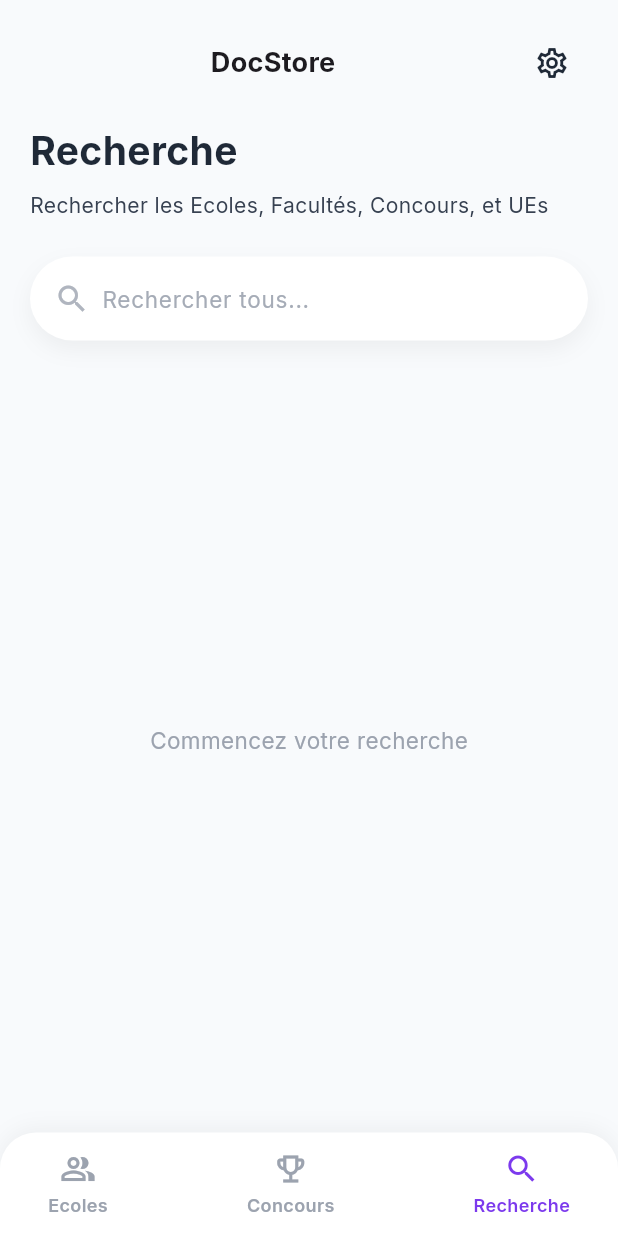
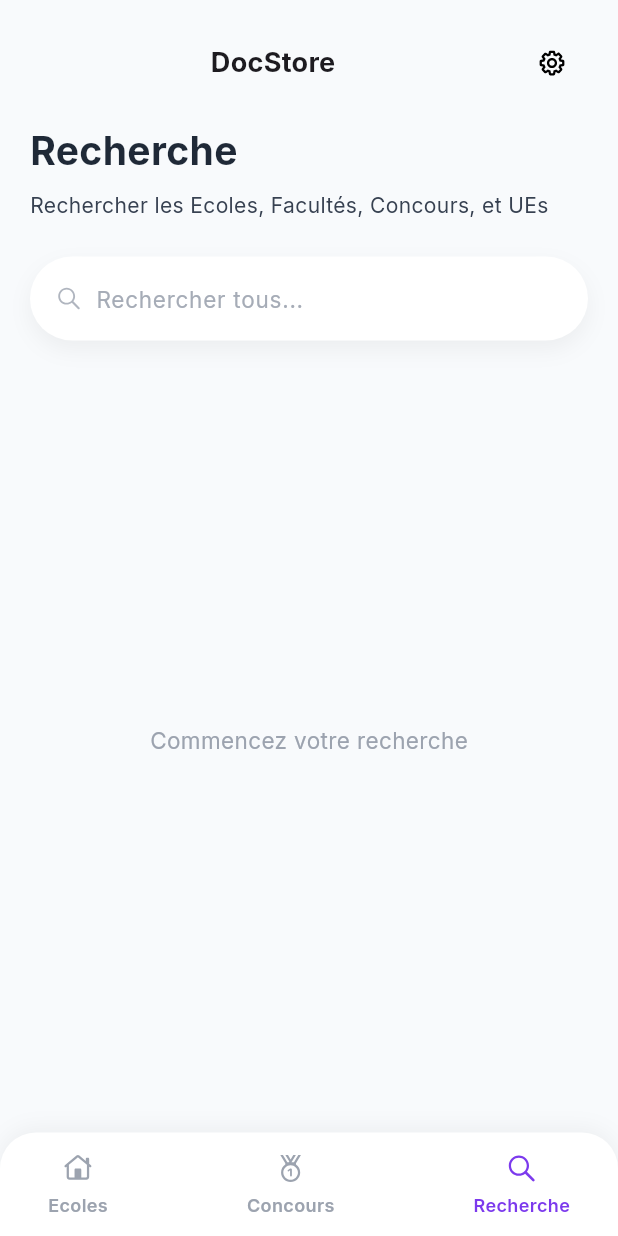
Before and after one commit to Rahim10020/docstore, a Flutter app: the screen it shows after launch, item 3 of the bottom bar chosen, on a phone screen of 412 x 824 dp. Run offline on Flutter 3.47's test engine with Material 3 defaults, Android fonts, the phone set to English and light mode, and no system bars; our stand-ins replace appwrite, flutter_riverpod, flutter_svg, google_fonts, logger; missing offline and left inert: flutter_cached_pdfview; network calls fail.

Commit message:
changement d'icones

```diff
--- a/lib/ui/widgets/bottom_nav_bar.dart
+++ b/lib/ui/widgets/bottom_nav_bar.dart
@@ -1,4 +1,5 @@
 import 'package:flutter/material.dart';
+import 'package:flutter_svg/flutter_svg.dart';
 import '../../core/theme.dart';
 
 class DocStoreBottomNavBar extends StatelessWidget {
@@ -33,19 +34,31 @@ class DocStoreBottomNavBar extends StatelessWidget {
         mainAxisAlignment: MainAxisAlignment.spaceBetween,
         children: [
           _NavItem(
-            icon: Icons.people_alt_outlined,
+            iconWidget: SvgPicture.asset(
+              'assets/icons/ecoles.svg',
+              width: 24,
+              height: 24,
+            ),
             label: 'Ecoles',
             isActive: currentIndex == 0,
             onTap: () => onItemSelected(0),
           ),
           _NavItem(
-            icon: Icons.emoji_events_outlined,
+            iconWidget: SvgPicture.asset(
+              'assets/icons/concours.svg',
+              width: 24,
+              height: 24,
+            ),
             label: 'Concours',
             isActive: currentIndex == 1,
             onTap: () => onItemSelected(1),
           ),
           _NavItem(
-            icon: Icons.search,
+            iconWidget: SvgPicture.asset(
+              'assets/icons/search.svg',
+              width: 24,
+              height: 24,
+            ),
             label: 'Recherche',
             isActive: currentIndex == 2,
             onTap: () => onItemSelected(2),
@@ -57,13 +70,13 @@ class DocStoreBottomNavBar extends StatelessWidget {
 }
 
 class _NavItem extends StatelessWidget {
-  final IconData icon;
+  final Widget iconWidget;
   final String label;
   final bool isActive;
   final VoidCallback onTap;
 
   const _NavItem({
-    required this.icon,
+    required this.iconWidget,
     required this.label,
     required this.isActive,
     required this.onTap,
@@ -79,7 +92,10 @@ class _NavItem extends StatelessWidget {
       child: Column(
         mainAxisSize: MainAxisSize.min,
         children: [
-          Icon(icon, color: color, size: 24),
+          ColorFiltered(
+            colorFilter: ColorFilter.mode(color, BlendMode.srcIn),
+            child: iconWidget,
+          ),
           const SizedBox(height: 4),
           Text(
             label,
--- a/lib/ui/widgets/doc_store_header.dart
+++ b/lib/ui/widgets/doc_store_header.dart
@@ -1,4 +1,5 @@
 import 'package:flutter/material.dart';
+import 'package:flutter_svg/flutter_svg.dart';
 import '../../core/theme.dart';
 import '../screens/settings_screen.dart';
 
@@ -39,7 +40,11 @@ class DocStoreHeader extends StatelessWidget {
                   MaterialPageRoute(builder: (_) => const SettingsScreen()),
                 );
               },
-              icon: const Icon(Icons.settings_outlined),
+              icon: SvgPicture.asset(
+                'assets/icons/settings.svg',
+                width: 24,
+                height: 24,
+              ),
               color: AppTheme.textPrimary,
             ),
           ],
--- a/lib/ui/widgets/search_bar.dart
+++ b/lib/ui/widgets/search_bar.dart
@@ -1,4 +1,5 @@
 import 'package:flutter/material.dart';
+import 'package:flutter_svg/flutter_svg.dart';
 import '../../core/theme.dart';
 
 class RoundedSearchBar extends StatefulWidget {
@@ -62,7 +63,15 @@ class _RoundedSearchBarState extends State<RoundedSearchBar> {
       ),
       child: Row(
         children: [
-          Icon(Icons.search, color: AppTheme.mutedText.withValues(alpha: 0.8)),
+          SvgPicture.asset(
+            'assets/icons/search.svg',
+            width: 20,
+            height: 20,
+            colorFilter: ColorFilter.mode(
+              AppTheme.mutedText.withValues(alpha: 0.8),
+              BlendMode.srcIn,
+            ),
+          ),
           const SizedBox(width: 8),
           Expanded(
             child: TextField(
@@ -91,10 +100,14 @@ class _RoundedSearchBarState extends State<RoundedSearchBar> {
                   color: AppTheme.mutedText.withValues(alpha: 0.2),
                   shape: BoxShape.circle,
                 ),
-                child: const Icon(
-                  Icons.close,
-                  size: 16,
-                  color: Colors.white,
+                child: SvgPicture.asset(
+                  'assets/icons/close.svg',
+                  width: 16,
+                  height: 16,
+                  colorFilter: const ColorFilter.mode(
+                    Colors.white,
+                    BlendMode.srcIn,
+                  ),
                 ),
               ),
             ),
--- a/pubspec.yaml
+++ b/pubspec.yaml
@@ -35,6 +35,7 @@ dependencies:
   cupertino_icons: ^1.0.8
   google_fonts: ^6.1.0
   flutter_spinkit: ^5.2.0
+  flutter_svg: ^2.0.10
 
   # State Management
   flutter_bloc: ^9.1.1
```
Also changed, not shown: lib/ui/screens/pdf_viewer_screen.dart (+15 -32 lines), lib/ui/widgets/unified_resource_list_item.dart (+21 -5 lines), pubspec.lock.
